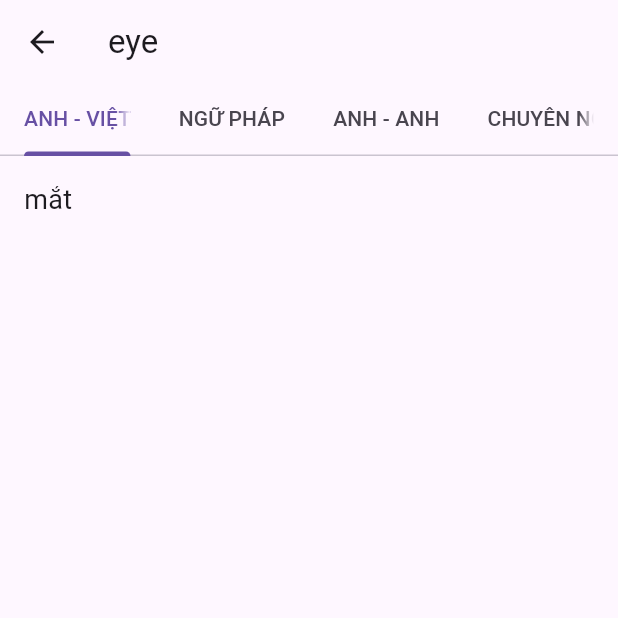
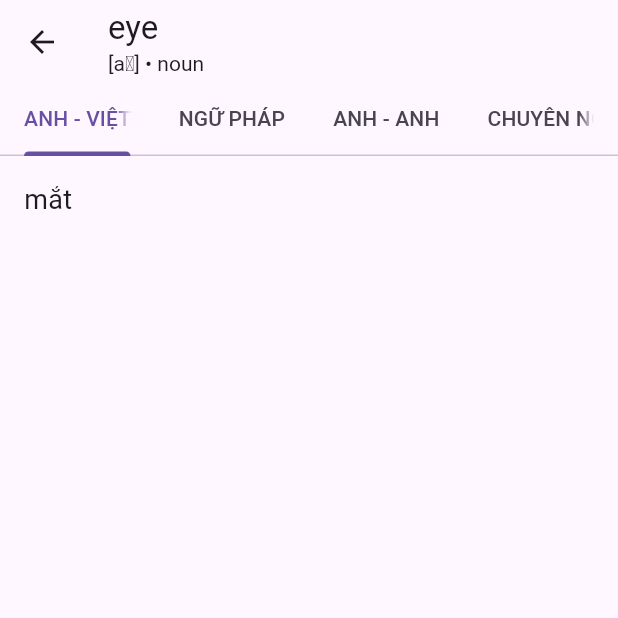
Before and after one commit to quanhne31/2025_2_LTTBDD_N02_Nhom_2, a Flutter app: the DetailScreen screen opened directly with sample values from the repository, on a phone screen of 412 x 824 dp, the top half of it. Run offline on Flutter 3.47's test engine with Material 3 defaults, Android fonts, the phone set to English and light mode, and no system bars.

```diff
--- a/lib/screens/detail_screen.dart
+++ b/lib/screens/detail_screen.dart
@@ -12,7 +12,16 @@ class DetailScreen extends StatelessWidget {
       length: 4,
       child: Scaffold(
         appBar: AppBar(
-          title: Text(word.word),
+          title: Column(
+            crossAxisAlignment: CrossAxisAlignment.start,
+            children: [
+              Text(word.word),
+              Text(
+                "${word.phonetic} • ${word.type}",
+                style: const TextStyle(fontSize: 14),
+              ),
+            ],
+          ),
           bottom: const TabBar(
             tabs: [
               Tab(text: "ANH - VIỆT"),
--- a/lib/screens/home_screen.dart
+++ b/lib/screens/home_screen.dart
@@ -58,7 +58,7 @@ class _HomeScreenState extends State<HomeScreen> {
       backgroundColor: Colors.grey[300],
 
       appBar: AppBar(
-        backgroundColor: Colors.pink[200],
+        backgroundColor: Colors.blue[700],
         title: const Text("Dictionary App"),
         centerTitle: true,
         actions: [
@@ -111,7 +111,7 @@ class _HomeScreenState extends State<HomeScreen> {
                     return ListTile(
                       title: Text(
                         filteredWords[index].word,
-                        style: const TextStyle(color: Colors.white),
+                        style: const TextStyle(color: Colors.black),
                       ),
                       onTap: () {
                         Navigator.push(
```
